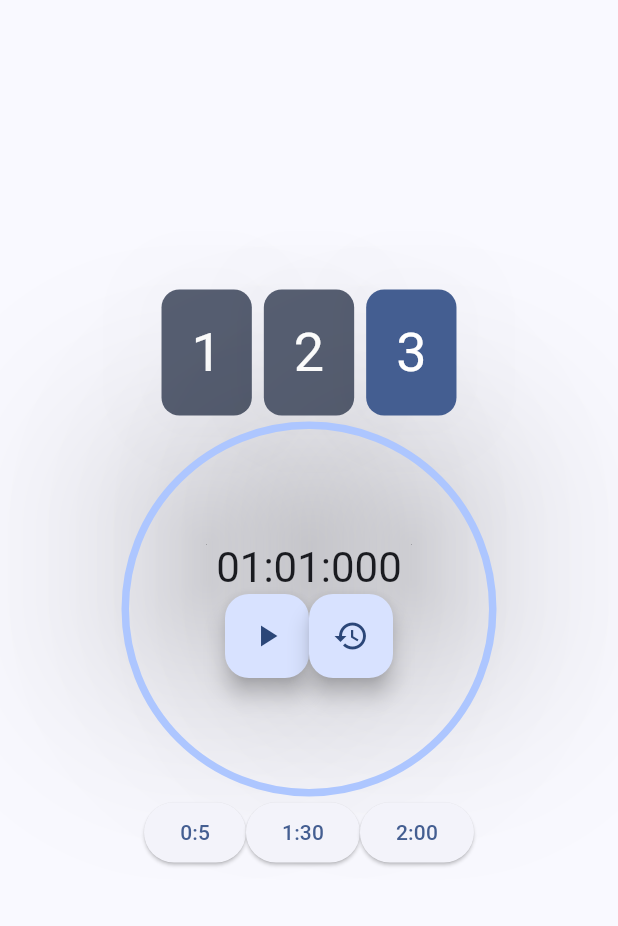
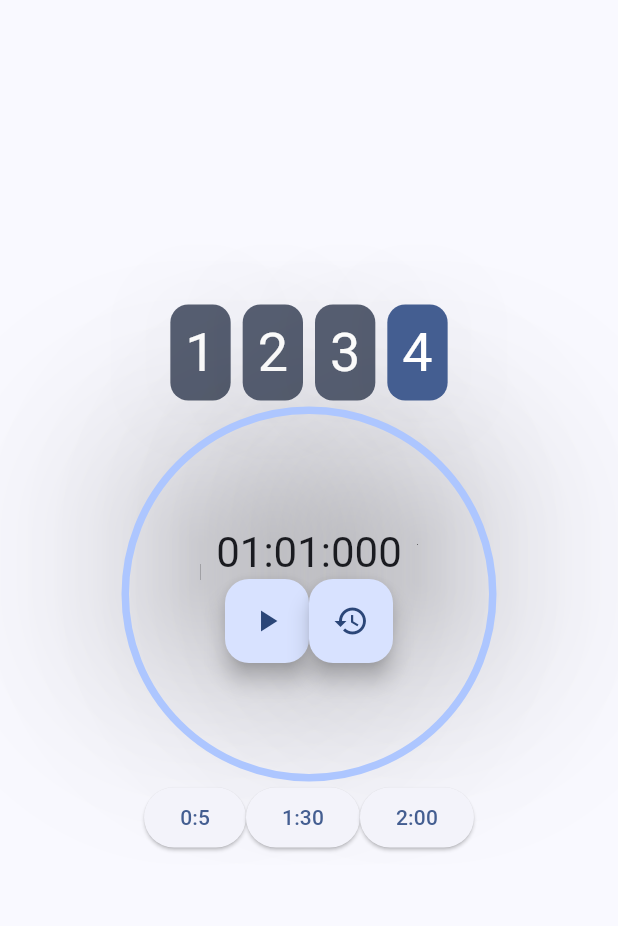
Before and after one commit to tlievre/fitness_stopwatch_app, a Flutter app: the screen it shows after launch, on a phone screen of 412 x 824 dp, the part 84-1010 px from its top. Run offline on Flutter 3.47's test engine with Material 3 defaults, Android fonts, the phone set to English and light mode, and no system bars.

Commit message:
create a dynamic widget list

```diff
--- a/lib/main.dart
+++ b/lib/main.dart
@@ -13,7 +13,7 @@ class MyApp extends StatelessWidget {
   @override
   Widget build(BuildContext context) {
     return ChangeNotifierProvider(
-      create: (context) => TimerProvider(1, 1),
+      create: (context) => TimerProvider(1, 1, 4),
       child: MaterialApp(
         title: 'Fitness Stopwatch App',
         theme: ThemeData(
@@ -32,17 +32,6 @@ class MyHomePage extends StatelessWidget {
 
   @override
   Widget build(BuildContext context) {
-    final theme = Theme.of(context);
-    final style = theme.textTheme.displaySmall!.copyWith(
-      color: theme.colorScheme.onSecondary,
-    );
-
-    Color currentSet(int value) {
-      return (value == 1)
-          ? theme.colorScheme.primary
-          : theme.colorScheme.secondary;
-    }
-
     var timerProvider = context.watch<TimerProvider>();
     return Scaffold(
       appBar: AppBar(
@@ -53,35 +42,7 @@ class MyHomePage extends StatelessWidget {
         child: Column(
           mainAxisAlignment: MainAxisAlignment.center,
           children: [
-            Row(
-              mainAxisAlignment: MainAxisAlignment.center,
-              children: [
-                Card(
-                  color: currentSet(timerProvider.sets[0]),
-                  elevation: 70,
-                  child: Padding(
-                    padding: const EdgeInsets.all(20.0),
-                    child: Text("1", style: style),
-                  ),
-                ),
-                Card(
-                  color: currentSet(timerProvider.sets[1]),
-                  elevation: 70,
-                  child: Padding(
-                    padding: const EdgeInsets.all(20.0),
-                    child: Text("2", style: style),
-                  ),
-                ),
-                Card(
-                  color: currentSet(timerProvider.sets[2]),
-                  elevation: 70,
-                  child: Padding(
-                    padding: const EdgeInsets.all(20.0),
-                    child: Text("3", style: style),
-                  ),
-                ),
-              ],
-            ),
+            const SetTrackerCards(),
             Container(
               height: 250,
               alignment: Alignment.center,
@@ -126,6 +87,47 @@ class MyHomePage extends StatelessWidget {
   }
 }
 
+class SetTrackerCards extends StatelessWidget {
+  const SetTrackerCards({
+    super.key,
+  });
+
+  @override
+  Widget build(BuildContext context) {
+    final theme = Theme.of(context);
+    final style = theme.textTheme.displaySmall!.copyWith(
+      color: theme.colorScheme.onSecondary,
+    );
+
+    Color currentSet(int value) {
+      return (value == 1)
+          ? theme.colorScheme.primary
+          : theme.colorScheme.secondary;
+    }
+
+    var timerProvider = context.watch<TimerProvider>();
+
+    Row buildRowofCardWidgets() {
+      List<Widget> list = [];
+      for (final (index, cardValue) in timerProvider.sets.indexed) {
+        list.add(
+          Card(
+            color: currentSet(cardValue),
+            elevation: 70,
+            child: Padding(
+              padding: const EdgeInsets.all(10.0),
+              child: Text((index + 1).toString(), style: style),
+            ),
+          ),
+        );
+      }
+      return Row(mainAxisAlignment: MainAxisAlignment.center, children: list);
+    }
+
+    return buildRowofCardWidgets();
+  }
+}
+
 class QuickTimerButton extends StatelessWidget {
   const QuickTimerButton({
     super.key,
--- a/lib/timer_provider.dart
+++ b/lib/timer_provider.dart
@@ -4,13 +4,13 @@ import 'package:flutter/material.dart';
 class TimerProvider extends ChangeNotifier {
   late Timer t;
   late int _milliseconds;
+  late List<int> sets;
 
   int _counter = 0;
   bool _isPaused = true;
   IconData _icon = Icons.play_arrow;
 
-  var sets = [0, 0, 1];
-
+  //getters
   IconData get icon => _icon;
 
   int get seconds => _milliseconds ~/ 1000;
@@ -19,13 +19,15 @@ class TimerProvider extends ChangeNotifier {
 
   int get remainingSeconds => _counter ~/ 1000;
 
-  static int convertInMilliseconds(int minutes, int seconds) {
-    return minutes * 60000 + seconds * 1000;
-  }
-
+  //setters
   set milliseconds(milliseconds) {
     _milliseconds = milliseconds;
     notifyListeners();
+  }
+
+  //usefull public static public methods
+  static int convertInMilliseconds(int minutes, int seconds) {
+    return minutes * 60000 + seconds * 1000;
   }
 
   void rotate() {
@@ -34,8 +36,9 @@ class TimerProvider extends ChangeNotifier {
     }
   }
 
-  TimerProvider(int minutes, int seconds) {
+  TimerProvider(int minutes, int seconds, int numberSets) {
     _milliseconds = convertInMilliseconds(minutes, seconds);
+    sets = List<int>.filled(numberSets - 1, 0, growable: true)..add(1);
 
     t = Timer.periodic(const Duration(milliseconds: 1), (timer) {
       // This callback function check when the timer arrived to its end
@@ -67,7 +70,9 @@ class TimerProvider extends ChangeNotifier {
     _counter = 0;
     _isPaused = true;
     _icon = Icons.play_arrow;
-    if (resetSets) sets = [0, 0, 1];
+    if (resetSets) {
+      sets = List<int>.filled(sets.length - 1, 0, growable: true)..add(1);
+    }
     notifyListeners();
   }
 
```
